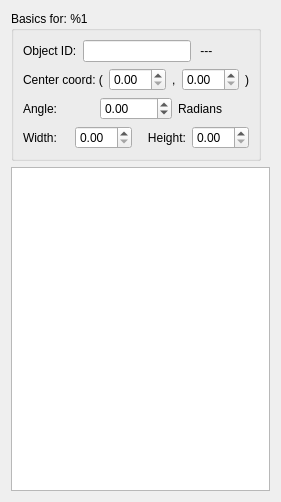
First picture: the form in src/view/EditObjectDialog.ui, repository the-butterfly-effect/tbe, before the edit.
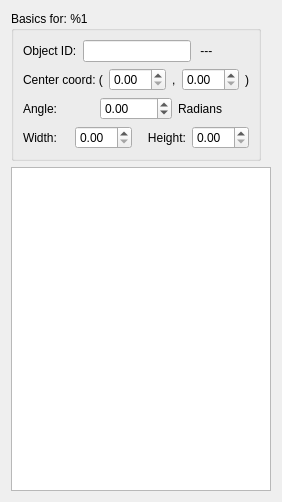
Second picture: the form after the edit.

Commit message: add EditObjectDialog to the default layout in level creator mode, part of #66

What changed in the file:
```diff
--- a/src/view/EditObjectDialog.ui
+++ b/src/view/EditObjectDialog.ui
@@ -1,15 +1,21 @@
 <?xml version="1.0" encoding="UTF-8"?>
 <ui version="4.0">
  <class>EditObjectDialog</class>
- <widget class="QDialog" name="EditObjectDialog">
+ <widget class="QWidget" name="EditObjectDialog">
   <property name="geometry">
    <rect>
     <x>0</x>
     <y>0</y>
-    <width>281</width>
+    <width>278</width>
     <height>502</height>
    </rect>
   </property>
+  <property name="sizePolicy">
+   <sizepolicy hsizetype="Maximum" vsizetype="Preferred">
+    <horstretch>0</horstretch>
+    <verstretch>0</verstretch>
+   </sizepolicy>
+  </property>
   <property name="windowTitle">
    <string>Edit Object</string>
   </property>
@@ -178,7 +184,26 @@
     </widget>
    </item>
    <item>
-    <widget class="QTableWidget" name="tableWidget"/>
+    <widget class="QTableWidget" name="tableWidget">
+     <property name="sizePolicy">
+      <sizepolicy hsizetype="Fixed" vsizetype="MinimumExpanding">
+       <horstretch>0</horstretch>
+       <verstretch>0</verstretch>
+      </sizepolicy>
+     </property>
+     <property name="minimumSize">
+      <size>
+       <width>260</width>
+       <height>0</height>
+      </size>
+     </property>
+     <property name="sizeAdjustPolicy">
+      <enum>QAbstractScrollArea::AdjustToContents</enum>
+     </property>
+     <attribute name="horizontalHeaderDefaultSectionSize">
+      <number>32</number>
+     </attribute>
+    </widget>
    </item>
   </layout>
  </widget>
```
The commit also changes 5 other files.
